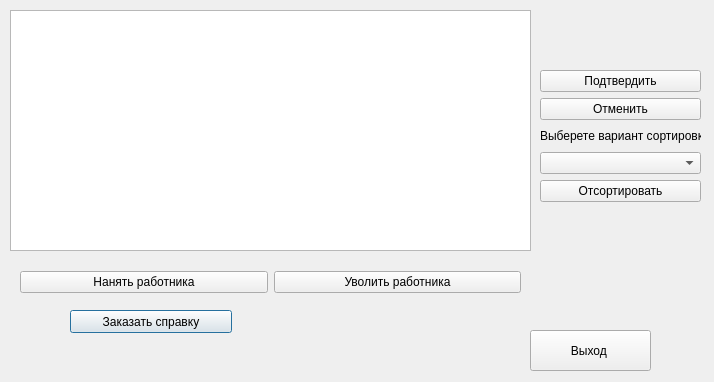
UtopicUnicorn-IKIT/Kursovoy1, file depwindow.ui: the form before one commit.
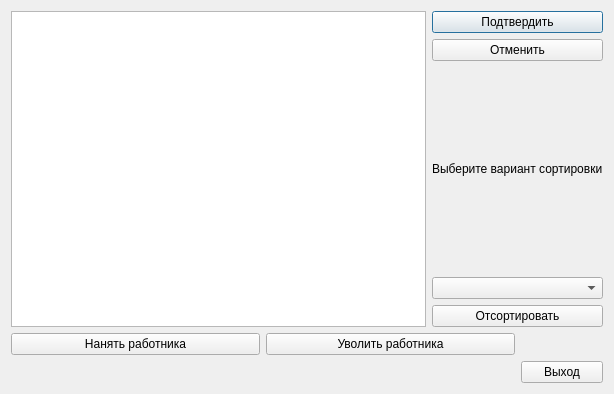
The form after the commit.

What changed in the file:
```diff
--- a/depwindow.ui
+++ b/depwindow.ui
@@ -6,91 +6,19 @@
    <rect>
     <x>0</x>
     <y>0</y>
-    <width>714</width>
-    <height>382</height>
+    <width>614</width>
+    <height>394</height>
    </rect>
   </property>
   <property name="windowTitle">
    <string>Dialog</string>
   </property>
-  <widget class="QTableView" name="tableView">
-   <property name="geometry">
-    <rect>
-     <x>10</x>
-     <y>10</y>
-     <width>521</width>
-     <height>241</height>
-    </rect>
-   </property>
-   <property name="inputMethodHints">
-    <set>Qt::ImhNone</set>
-   </property>
-   <attribute name="horizontalHeaderStretchLastSection">
-    <bool>true</bool>
-   </attribute>
-  </widget>
-  <widget class="QPushButton" name="PrintData">
-   <property name="geometry">
-    <rect>
-     <x>70</x>
-     <y>310</y>
-     <width>162</width>
-     <height>23</height>
-    </rect>
-   </property>
-   <property name="text">
-    <string>Заказать справку</string>
-   </property>
-  </widget>
-  <widget class="QWidget" name="layoutWidget">
-   <property name="geometry">
-    <rect>
-     <x>20</x>
-     <y>270</y>
-     <width>501</width>
-     <height>25</height>
-    </rect>
-   </property>
-   <layout class="QHBoxLayout" name="horizontalLayout">
-    <item>
-     <widget class="QPushButton" name="Add_pushButton">
-      <property name="text">
-       <string>Нанять работника</string>
-      </property>
-     </widget>
-    </item>
-    <item>
-     <widget class="QPushButton" name="pushButton_2">
-      <property name="text">
-       <string>Уволить работника</string>
-      </property>
-     </widget>
-    </item>
-   </layout>
-  </widget>
-  <widget class="QPushButton" name="pushButton">
-   <property name="geometry">
-    <rect>
-     <x>530</x>
-     <y>330</y>
-     <width>121</width>
-     <height>41</height>
-    </rect>
-   </property>
-   <property name="text">
-    <string>Выход </string>
-   </property>
-  </widget>
-  <widget class="QWidget" name="layoutWidget">
-   <property name="geometry">
-    <rect>
-     <x>540</x>
-     <y>70</y>
-     <width>161</width>
-     <height>132</height>
-    </rect>
-   </property>
-   <layout class="QVBoxLayout" name="verticalLayout_3">
+  <layout class="QGridLayout" name="gridLayout">
+   <item row="0" column="0">
+    <widget class="QTableView" name="tableView"/>
+   </item>
+   <item row="0" column="1" colspan="2">
+    <layout class="QVBoxLayout" name="verticalLayout_4">
     <item>
      <layout class="QVBoxLayout" name="verticalLayout">
       <item>
@@ -110,14 +38,16 @@
      </layout>
     </item>
     <item>
-     <layout class="QVBoxLayout" name="verticalLayout_2">
+      <layout class="QVBoxLayout" name="verticalLayout_3">
       <item>
        <widget class="QLabel" name="label">
         <property name="text">
-         <string>Выберете вариант сортировки</string>
+          <string>Выберите вариант сортировки</string>
         </property>
        </widget>
       </item>
+       <item>
+        <layout class="QVBoxLayout" name="verticalLayout_2">
       <item>
        <widget class="QComboBox" name="comboBox"/>
       </item>
@@ -131,7 +61,35 @@
      </layout>
     </item>
    </layout>
-  </widget>
+     </item>
+    </layout>
+   </item>
+   <item row="1" column="0" colspan="2">
+    <layout class="QHBoxLayout" name="horizontalLayout">
+     <item>
+      <widget class="QPushButton" name="createNew">
+       <property name="text">
+        <string>Нанять работника</string>
+       </property>
+      </widget>
+     </item>
+     <item>
+      <widget class="QPushButton" name="Fire">
+       <property name="text">
+        <string>Уволить работника</string>
+       </property>
+      </widget>
+     </item>
+    </layout>
+   </item>
+   <item row="2" column="2">
+    <widget class="QPushButton" name="Exit">
+     <property name="text">
+      <string>Выход</string>
+     </property>
+    </widget>
+   </item>
+  </layout>
  </widget>
  <resources/>
  <connections/>
```
Left out of the diff: 6 changed lines with no effect on the pictures. Lines whose indentation alone changed are shown as unchanged.
